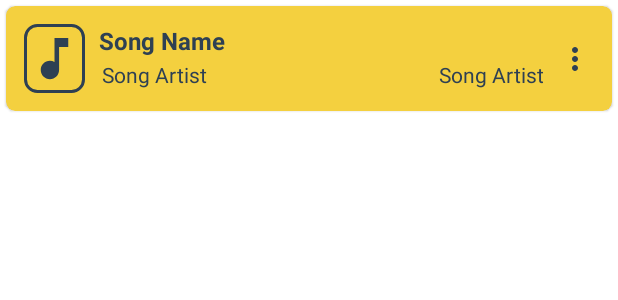
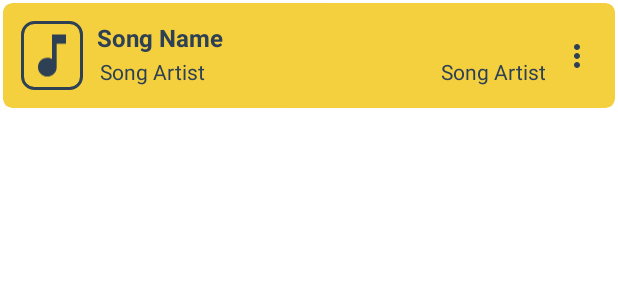
Before and after one commit to AbhinavSachan/Atomyk_Play, an Android app: the layout music_item_layout.xml on its own in the app's theme, with its tools: preview values and no code run, on a phone screen of 412 x 824 dp. Shown: the top 300 px of the screen. Run offline under Robolectric (Android 15) with nearby library versions, the light colour scheme and no system bars.

Commit message:
color changement

```diff
--- a/AtomykPlay/app/src/main/res/layout/music_item_layout.xml
+++ b/AtomykPlay/app/src/main/res/layout/music_item_layout.xml
@@ -3,7 +3,7 @@
     xmlns:app="http://schemas.android.com/apk/res-auto"
     android:layout_width="match_parent"
     android:layout_height="70dp"
-    android:layout_margin="4dp"
+    android:layout_margin="2dp"
     app:cardBackgroundColor="@color/secondary_bg"
     app:cardCornerRadius="6dp">
 
--- a/AtomykPlay/app/src/main/res/values/colors.xml
+++ b/AtomykPlay/app/src/main/res/values/colors.xml
@@ -8,6 +8,6 @@
     <color name="black">#FF000000</color>
     <color name="white">#FFFFFFFF</color>
     <color name="tertiary_bg">#2E4053</color>
-    <color name="primary_bg">#839192</color>
+    <color name="primary_bg">#880A24</color>
     <color name="secondary_bg">#F4D03F</color>
 </resources>
--- a/AtomykPlay/app/src/main/res/values/themes.xml
+++ b/AtomykPlay/app/src/main/res/values/themes.xml
@@ -2,15 +2,16 @@
     <!-- Base application theme. -->
     <style name="Theme.AtomykPlay" parent="Theme.MaterialComponents.DayNight.DarkActionBar">
         <!-- Primary brand color. -->
-        <item name="colorPrimary">@color/purple_500</item>
-        <item name="colorPrimaryVariant">@color/purple_700</item>
+        <item name="colorPrimary">@color/primary_bg</item>
+        <item name="colorPrimaryVariant">@color/secondary_bg</item>
         <item name="colorOnPrimary">@color/white</item>
         <!-- Secondary brand color. -->
         <item name="colorSecondary">@color/teal_200</item>
         <item name="colorSecondaryVariant">@color/teal_700</item>
         <item name="colorOnSecondary">@color/black</item>
         <!-- Status bar color. -->
-        <item name="android:statusBarColor" tools:targetApi="l">?attr/colorPrimaryVariant</item>
+        <item name="android:statusBarColor" >?attr/colorPrimary</item>
+        <item name="android:navigationBarColor" >?attr/colorPrimary</item>
         <!-- Customize your theme here. -->
     </style>
 </resources>
```
